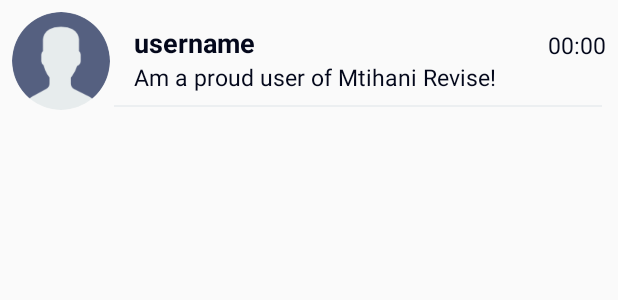
After one commit to WadeQ/Mtihani, an Android app: the layout chats_users_item.xml on its own in the app's theme, with its tools: preview values and no code run, on a phone screen of 412 x 824 dp. The commit adds this screen. Shown: the top 300 px of the screen. Run offline under Robolectric (Android 15) with nearby library versions, the phone set to English and light mode, and no system bars.

Commit message:
Fixing UI for chat functionality

```diff
--- /dev/null
+++ b/app/src/main/res/layout/chats_users_item.xml
@@ -0,0 +1,87 @@
+<?xml version="1.0" encoding="utf-8"?>
+<android.support.constraint.ConstraintLayout
+    xmlns:android="http://schemas.android.com/apk/res/android"
+    xmlns:app="http://schemas.android.com/apk/res-auto"
+    xmlns:tools="http://schemas.android.com/tools"
+    android:layout_width="match_parent"
+    android:layout_height="wrap_content">
+
+    <de.hdodenhof.circleimageview.CircleImageView
+        android:id="@+id/chat_user_profile"
+        android:layout_width="@dimen/_50sdp"
+        android:layout_height="@dimen/_50sdp"
+        android:layout_marginStart="8dp"
+        android:layout_marginLeft="8dp"
+        android:layout_marginTop="8dp"
+        android:src="@drawable/profile"
+        app:layout_constraintStart_toStartOf="parent"
+        app:layout_constraintTop_toTopOf="parent" />
+
+    <TextView
+        android:id="@+id/username"
+        android:layout_width="wrap_content"
+        android:layout_height="wrap_content"
+        android:layout_marginStart="16dp"
+        android:layout_marginLeft="16dp"
+        android:layout_marginTop="16dp"
+        android:layout_toEndOf="@id/chat_user_profile"
+        android:layout_toRightOf="@id/chat_user_profile"
+        android:text="@string/username"
+        android:textColor="@color/colorPrimaryDark"
+        android:textSize="@dimen/_14ssp"
+        android:textStyle="bold"
+        app:layout_constraintStart_toEndOf="@+id/chat_user_profile"
+        app:layout_constraintTop_toTopOf="parent" />
+
+    <TextView
+        android:id="@+id/tv_status"
+        android:layout_width="0dp"
+        android:layout_height="wrap_content"
+        android:layout_below="@+id/username"
+        android:layout_alignStart="@+id/username"
+        android:layout_alignLeft="@+id/username"
+        android:layout_marginStart="16dp"
+        android:layout_marginLeft="16dp"
+        android:layout_marginEnd="8dp"
+        android:layout_marginRight="8dp"
+        android:text="@string/status_banner"
+        android:textColor="@color/colorPrimaryDark"
+        android:textSize="@dimen/_12ssp"
+        app:layout_constraintEnd_toEndOf="parent"
+        app:layout_constraintStart_toEndOf="@+id/chat_user_profile"
+        app:layout_constraintTop_toBottomOf="@+id/username" />
+
+    <TextView
+        android:id="@+id/tv_timestamp"
+        android:layout_width="wrap_content"
+        android:layout_height="wrap_content"
+        android:layout_marginStart="@dimen/_170sdp"
+        android:layout_marginLeft="@dimen/_170sdp"
+        android:layout_marginTop="@dimen/_8sdp"
+        android:layout_marginEnd="8dp"
+        android:layout_marginRight="8dp"
+        android:layout_toEndOf="@id/chat_user_profile"
+        android:layout_toRightOf="@+id/chat_user_profile"
+        android:text="00:00"
+        android:textColor="@color/colorPrimaryDark"
+        android:textSize="@dimen/_12ssp"
+        app:layout_constraintBottom_toTopOf="@+id/tv_status"
+        app:layout_constraintEnd_toEndOf="parent"
+        app:layout_constraintHorizontal_bias="1.0"
+        app:layout_constraintStart_toEndOf="@+id/username"
+        app:layout_constraintTop_toTopOf="parent"
+        app:layout_constraintVertical_bias="1.0"
+        tools:ignore="HardcodedText" />
+
+    <View
+        android:layout_width="@dimen/_250sdp"
+        android:layout_height="@dimen/_1sdp"
+        android:layout_marginTop="8dp"
+        android:layout_marginEnd="8dp"
+        android:layout_marginRight="8dp"
+        android:background="#ECEFF1"
+        app:layout_constraintEnd_toEndOf="parent"
+        app:layout_constraintStart_toEndOf="@+id/chat_user_profile"
+        app:layout_constraintTop_toBottomOf="@+id/tv_status" />
+
+</android.support.constraint.ConstraintLayout>
--- a/app/src/main/res/layout/fragment_chats.xml
+++ b/app/src/main/res/layout/fragment_chats.xml
@@ -4,7 +4,6 @@
     xmlns:tools="http://schemas.android.com/tools"
     android:layout_width="match_parent"
     android:layout_height="match_parent"
-    android:background="@drawable/chatwallpaper"
     tools:context=".fragments.ChatsFragment">
 
     <!-- TODO: Update blank fragment layout -->
--- a/app/src/main/res/layout/fragment_users.xml
+++ b/app/src/main/res/layout/fragment_users.xml
@@ -4,7 +4,6 @@
     xmlns:tools="http://schemas.android.com/tools"
     android:layout_width="match_parent"
     android:layout_height="match_parent"
-    android:background="@drawable/chatwallpaper"
     tools:context=".fragments.UsersFragment">
 
     <!-- TODO: Update blank fragment layout -->
```
Also changed, not shown: app/src/main/java/com/wadektech/mtihanirevise/adapter/ChatsAdapter.java (+7 -5 lines), app/src/main/java/com/wadektech/mtihanirevise/adapter/UserAdapter.java (+7 -4 lines), app/src/main/java/com/wadektech/mtihanirevise/ui/ChatActivity.java (+20 -38 lines), app/src/main/java/com/wadektech/mtihanirevise/ui/MessageActivity.java (+17 -17 lines), app/src/main/res/layout/classroom_user_item.xml (added, +87 -0 lines).
